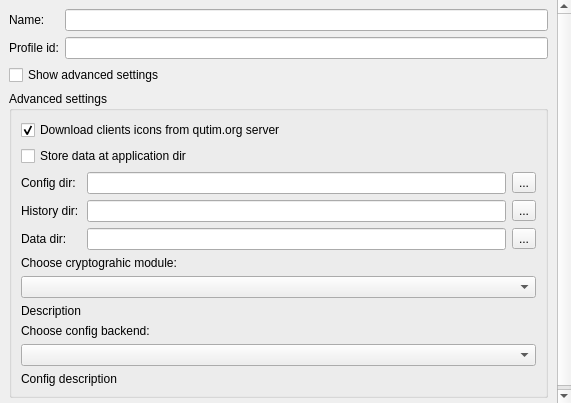
First picture: the form in core/src/widgets/profilecreationpage.ui, repository euroelessar/qutim, before the edit.
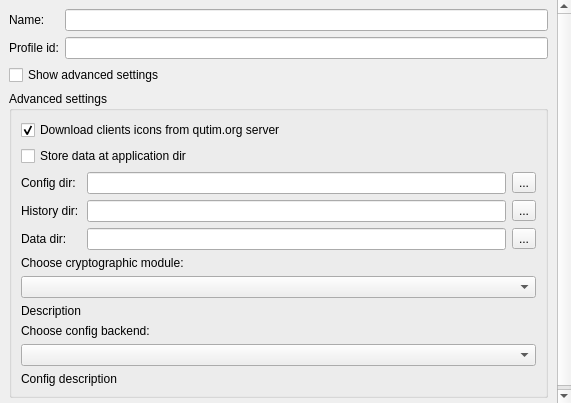
Second picture: the form after the edit.

```diff
--- a/core/src/widgets/profilecreationpage.ui
+++ b/core/src/widgets/profilecreationpage.ui
@@ -30,8 +30,8 @@
        <rect>
         <x>0</x>
         <y>0</y>
-        <width>571</width>
-        <height>403</height>
+        <width>554</width>
+        <height>404</height>
        </rect>
       </property>
       <layout class="QFormLayout" name="formLayout_2">
@@ -159,7 +159,7 @@
           <item row="5" column="0" colspan="2">
            <widget class="QLabel" name="label_6">
             <property name="text">
-             <string>Choose cryptograhic module:</string>
+             <string>Choose cryptographic module:</string>
             </property>
            </widget>
           </item>
```
